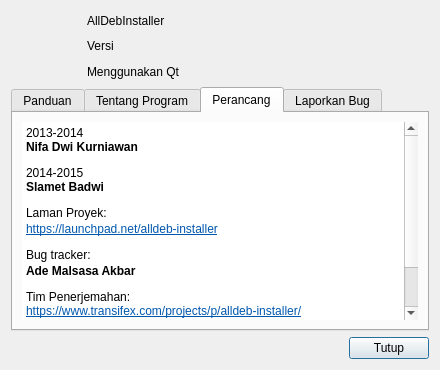
This is ui/about.ui in grOS-TEAM/alldeb-source as Qt 5 draws it before an edit. The edited form follows.
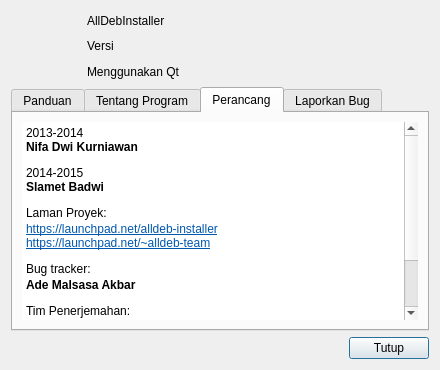
This is the edited form. The open tabs and pages were chosen to show the change. Icons and pictures are not drawn.

```diff
--- a/ui/about.ui
+++ b/ui/about.ui
@@ -202,7 +202,7 @@
 &lt;p style=&quot; margin-top:0px; margin-bottom:0px; margin-left:0px; margin-right:0px; -qt-block-indent:0; text-indent:0px;&quot;&gt;2014-2015&lt;/p&gt;
 &lt;p style=&quot; margin-top:0px; margin-bottom:0px; margin-left:0px; margin-right:0px; -qt-block-indent:0; text-indent:0px;&quot;&gt;&lt;span style=&quot; font-weight:600;&quot;&gt;Slamet Badwi&lt;/span&gt;&lt;/p&gt;
 &lt;p style=&quot; margin-top:12px; margin-bottom:2px; margin-left:0px; margin-right:0px; -qt-block-indent:0; text-indent:0px;&quot;&gt;Laman Proyek:&lt;/p&gt;
-&lt;p style=&quot; margin-top:0px; margin-bottom:12px; margin-left:0px; margin-right:0px; -qt-block-indent:0; text-indent:0px;&quot;&gt;&lt;a href=&quot;https://launchpad.net/alldeb-installer&quot;&gt;&lt;span style=&quot; text-decoration: underline; color:#0057ae;&quot;&gt;https://launchpad.net/alldeb-installer&lt;/span&gt;&lt;/a&gt;&lt;/p&gt;
+&lt;p style=&quot; margin-top:0px; margin-bottom:12px; margin-left:0px; margin-right:0px; -qt-block-indent:0; text-indent:0px;&quot;&gt;&lt;a href=&quot;https://launchpad.net/alldeb-installer&quot;&gt;&lt;span style=&quot; text-decoration: underline; color:#0057ae;&quot;&gt;https://launchpad.net/alldeb-installer&lt;br /&gt;&lt;/span&gt;&lt;/a&gt;&lt;a href=&quot;https://launchpad.net/~alldeb-team&quot;&gt;&lt;span style=&quot; text-decoration: underline; color:#0057ae;&quot;&gt;https://launchpad.net/~alldeb-team&lt;/span&gt;&lt;/a&gt;&lt;/p&gt;
 &lt;p style=&quot; margin-top:12px; margin-bottom:0px; margin-left:0px; margin-right:0px; -qt-block-indent:0; text-indent:0px;&quot;&gt;Bug tracker:&lt;/p&gt;
 &lt;p style=&quot; margin-top:2px; margin-bottom:0px; margin-left:0px; margin-right:0px; -qt-block-indent:0; text-indent:0px;&quot;&gt;&lt;span style=&quot; font-weight:600;&quot;&gt;Ade Malsasa Akbar&lt;/span&gt;&lt;/p&gt;
 &lt;p style=&quot; margin-top:12px; margin-bottom:0px; margin-left:0px; margin-right:0px; -qt-block-indent:0; text-indent:0px;&quot;&gt;Tim Penerjemahan:&lt;/p&gt;
```
